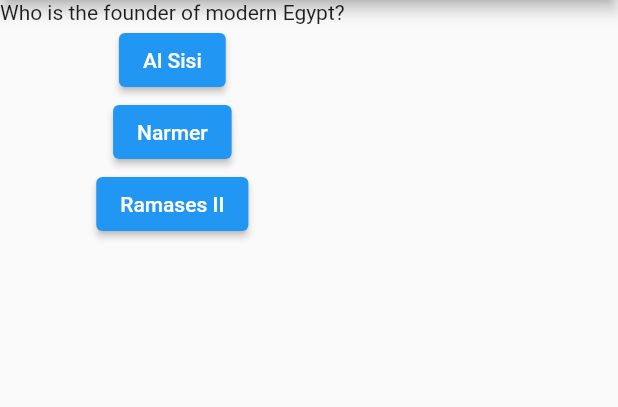
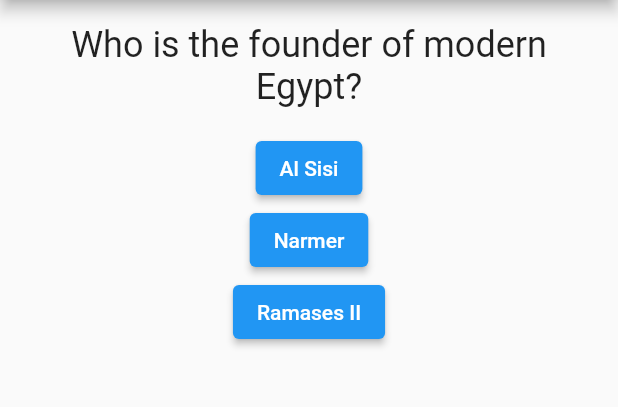
Before and after one commit to KyriakosMilad/hello_flutter, a Flutter app: the screen it shows after launch, on a phone screen of 412 x 824 dp, the part 84-491 px from its top. Run offline on Flutter 3.47's test engine with Material 2 defaults, Android fonts, the phone set to English and light mode, and no system bars.

Commit message:
Move question logic to question.dart

```diff
--- a/lib/main.dart
+++ b/lib/main.dart
@@ -1,4 +1,6 @@
 import 'package:flutter/material.dart';
+
+import 'package:hello_flutter/question.dart';
 
 void main() => runApp(_MyApp());
 
@@ -20,7 +22,7 @@ class _MyAppState extends State<_MyApp> {
   void answerQuestion() {
     setState(() {
       if ((_currentQuestion + 1) <= (_questions.length - 1)) {
-       _currentQuestion = _currentQuestion + 1;
+        _currentQuestion = _currentQuestion + 1;
       }
     });
   }
@@ -34,7 +36,7 @@ class _MyAppState extends State<_MyApp> {
         ),
         body: Column(
           children: [
-            Text(_questions[_currentQuestion]),
+            Question(_questions[_currentQuestion]),
             ElevatedButton(
               child: Text('Al Sisi'),
               onPressed: answerQuestion,
--- /dev/null
+++ b/lib/question.dart
@@ -0,0 +1,20 @@
+import 'package:flutter/material.dart';
+
+class Question extends StatelessWidget {
+  var _questionText;
+
+  Question(this._questionText);
+
+  @override
+  Widget build(BuildContext context) {
+    return Container(
+      width: double.infinity,
+      margin: EdgeInsets.all(16),
+      child: Text(
+        _questionText,
+        style: TextStyle(fontSize: 24),
+        textAlign: TextAlign.center,
+      ),
+    );
+  }
+}
```
